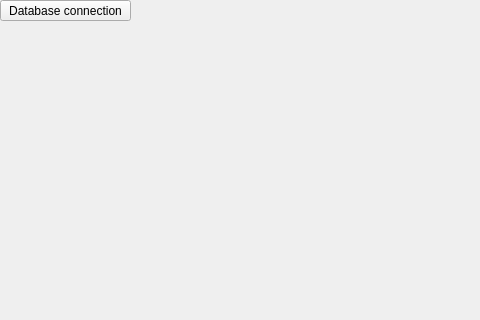
First picture: the form in mainwindow.ui, repository yallknows/system, before the edit; both pictures show x 0 to 480 and y 0 to 320 of the 720 by 480 pixel window.
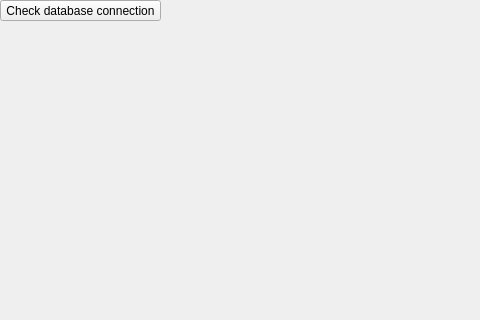
Second picture: the form after the edit. Icons and pictures are not drawn.

Commit message: Added images to the form

```diff
--- a/mainwindow.ui
+++ b/mainwindow.ui
@@ -23,20 +23,39 @@
    </size>
   </property>
   <property name="windowTitle">
-   <string>MainWindow</string>
+   <string>Information system</string>
+  </property>
+  <property name="windowIcon">
+   <iconset resource="sources.qrc">
+    <normaloff>:/images/src/img/icon.png</normaloff>:/images/src/img/icon.png</iconset>
+  </property>
+  <property name="styleSheet">
+   <string notr="true">#centralwidget
+{
+	border-image: url(:/images/src/img/background.jpg);
+}
+
+#statusbar
+{
+	border-image: url(:/images/src/img/statusbar.jpg);
+}
+</string>
   </property>
   <widget class="QWidget" name="centralwidget">
-   <widget class="QPushButton" name="database_connection">
+   <property name="styleSheet">
+    <string notr="true"/>
+   </property>
+   <widget class="QPushButton" name="pushButton_database_connection_check">
     <property name="geometry">
      <rect>
       <x>0</x>
       <y>0</y>
-      <width>131</width>
+      <width>161</width>
       <height>21</height>
      </rect>
     </property>
     <property name="text">
-     <string>Database connection</string>
+     <string>Check database connection</string>
     </property>
    </widget>
   </widget>
```
Left out of the diff: 9 changed lines with no effect on the pictures. The commit also changes 7 other files.
